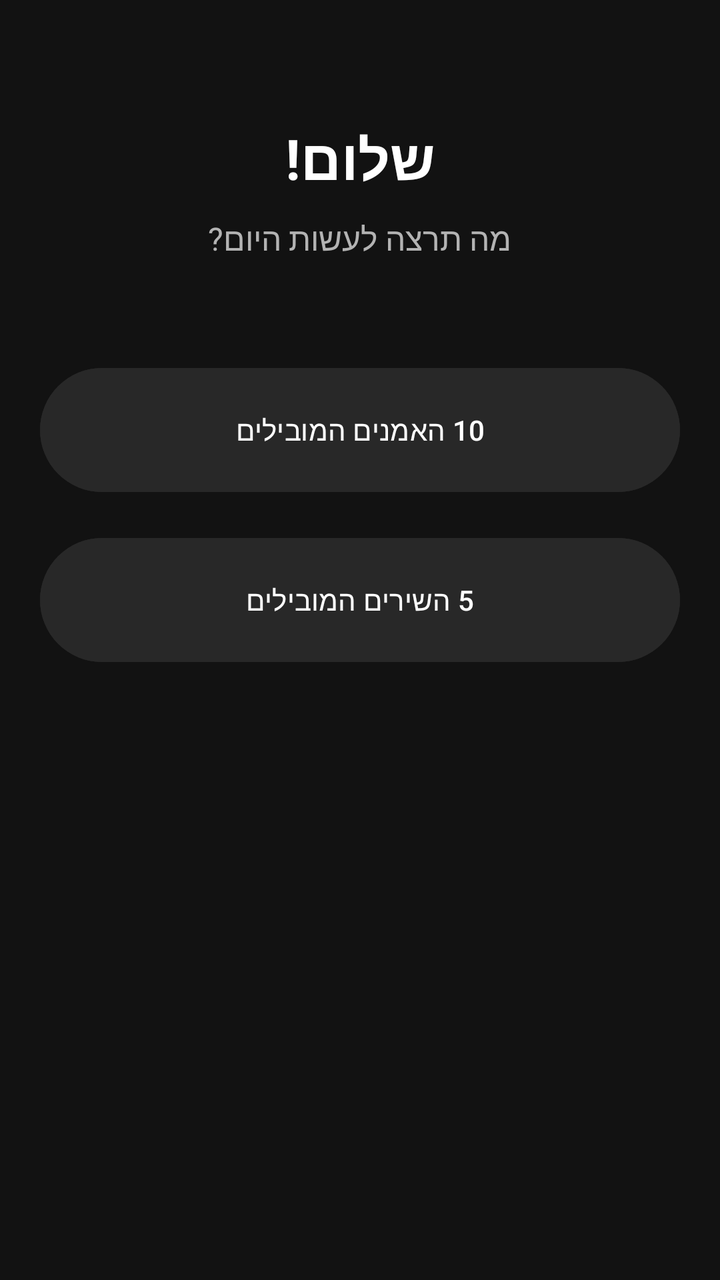
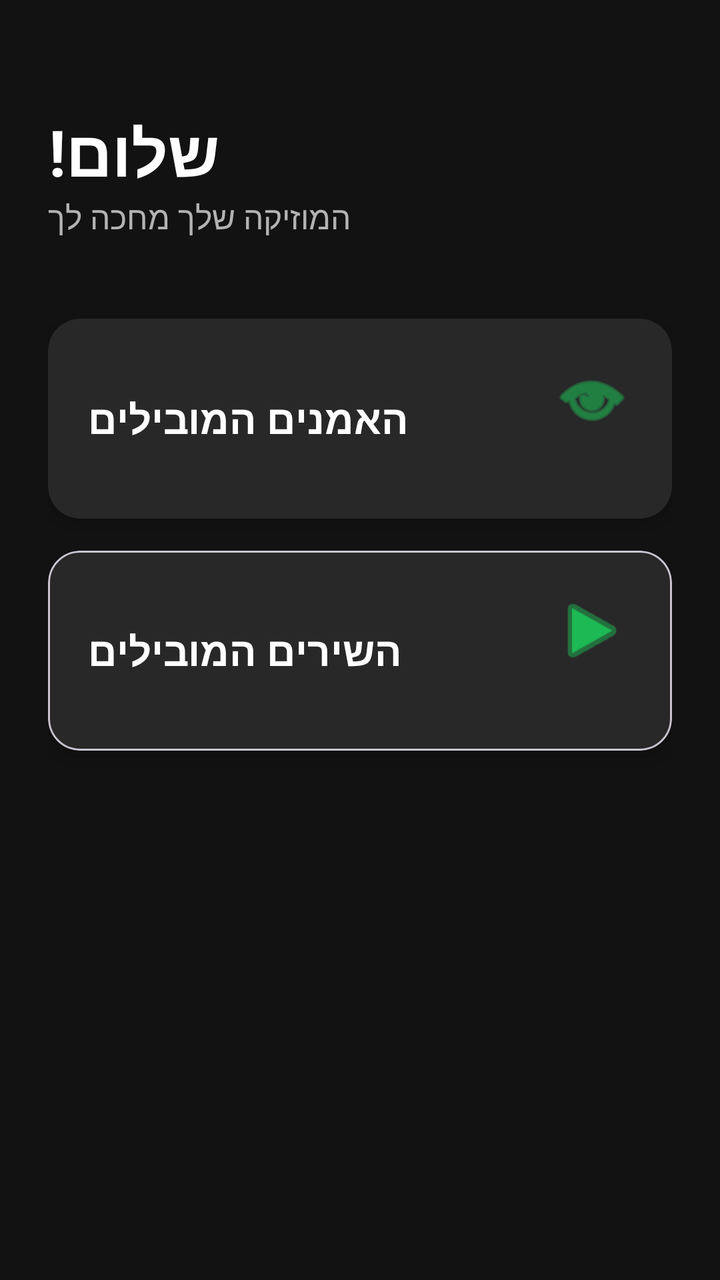

Two renders of the same Android screen: before a commit and after it. Below are the layout's source before the change and the commit's diff.
<!-- AndroidManifest.xml: application theme Theme.Guessify1 -->
<!-- res/layout/activity_home_page.xml -->
<?xml version="1.0" encoding="utf-8"?>
<LinearLayout xmlns:android="http://schemas.android.com/apk/res/android"
    android:layout_width="match_parent"
    android:layout_height="match_parent"
    android:background="#121212"
    android:orientation="vertical"
    android:padding="20dp"
    android:gravity="center_horizontal">

    <TextView
        android:id="@+id/tvWelcome"
        android:layout_width="wrap_content"
        android:layout_height="wrap_content"
        android:layout_marginTop="40dp"
        android:text="שלום!"
        android:textColor="#FFFFFF"
        android:textSize="28sp"
        android:textStyle="bold" />

    <TextView
        android:layout_width="wrap_content"
        android:layout_height="wrap_content"
        android:layout_marginTop="10dp"
        android:text="מה תרצה לעשות היום?"
        android:textColor="#B3B3B3"
        android:textSize="16sp" />

    <LinearLayout
        android:layout_width="match_parent"
        android:layout_height="wrap_content"
        android:orientation="vertical"
        android:layout_marginTop="50dp">

        <Button
            android:id="@+id/btnTopArtists"
            android:layout_width="match_parent"
            android:layout_height="70dp"
            android:text="10 האמנים המובילים"
            android:backgroundTint="#282828"
            android:layout_marginBottom="15dp" />

        <Button
            android:id="@+id/btnTopSongs"
            android:layout_width="match_parent"
            android:layout_height="70dp"
            android:text="5 השירים המובילים"
            android:backgroundTint="#282828"
            android:layout_marginBottom="15dp" />



    </LinearLayout>
</LinearLayout>
<!-- resources referenced by this layout -->
<resources>
  <style name="Theme.Guessify1" parent="Base.Theme.Guessify1" />
  <style name="Base.Theme.Guessify1" parent="Theme.Material3.DayNight.NoActionBar">
          
          
      </style>
</resources>

<!-- the commit's change to res/layout/activity_home_page.xml (unified diff, before → after) -->
@@ -1,53 +1,63 @@
 <?xml version="1.0" encoding="utf-8"?>
 <LinearLayout xmlns:android="http://schemas.android.com/apk/res/android"
+    xmlns:app="http://schemas.android.com/apk/res-auto"
     android:layout_width="match_parent"
     android:layout_height="match_parent"
     android:background="#121212"
     android:orientation="vertical"
-    android:padding="20dp"
-    android:gravity="center_horizontal">
+    android:padding="24dp">
 
     <TextView
         android:id="@+id/tvWelcome"
         android:layout_width="wrap_content"
         android:layout_height="wrap_content"
-        android:layout_marginTop="40dp"
+        android:layout_marginTop="30dp"
         android:text="שלום!"
         android:textColor="#FFFFFF"
-        android:textSize="28sp"
+        android:textSize="32sp"
         android:textStyle="bold" />
 
     <TextView
         android:layout_width="wrap_content"
         android:layout_height="wrap_content"
-        android:layout_marginTop="10dp"
-        android:text="מה תרצה לעשות היום?"
+        android:text="המוזיקה שלך מחכה לך"
         android:textColor="#B3B3B3"
         android:textSize="16sp" />
 
     <LinearLayout
         android:layout_width="match_parent"
         android:layout_height="wrap_content"
-        android:orientation="vertical"
-        android:layout_marginTop="50dp">
+        android:layout_marginTop="40dp"
+        android:orientation="vertical">
 
-        <Button
-            android:id="@+id/btnTopArtists"
+        <com.google.android.material.card.MaterialCardView
+            android:id="@+id/cardTopArtists"
             android:layout_width="match_parent"
-            android:layout_height="70dp"
-            android:text="10 האמנים המובילים"
-            android:backgroundTint="#282828"
-            android:layout_marginBottom="15dp" />
+            android:layout_height="100dp"
+            android:layout_marginBottom="16dp"
+            app:cardBackgroundColor="#282828"
+            app:cardCornerRadius="16dp"
+            app:cardElevation="6dp"
+            app:strokeWidth="0dp">
+            <RelativeLayout android:padding="20dp" android:layout_width="match_parent" android:layout_height="match_parent">
+                <TextView android:layout_width="wrap_content" android:layout_height="wrap_content" android:text="האמנים המובילים" android:textColor="#FFFFFF" android:textSize="20sp" android:textStyle="bold" android:layout_centerVertical="true"/>
+                <ImageView android:layout_width="40dp" android:layout_height="40dp" android:src="@android:drawable/ic_menu_view" android:layout_alignParentEnd="true" app:tint="#1DB954"/>
+            </RelativeLayout>
+        </com.google.android.material.card.MaterialCardView>
 
-        <Button
-            android:id="@+id/btnTopSongs"
+        <com.google.android.material.card.MaterialCardView
+            android:id="@+id/cardTopSongs"
             android:layout_width="match_parent"
-            android:layout_height="70dp"
-            android:text="5 השירים המובילים"
-            android:backgroundTint="#282828"
-            android:layout_marginBottom="15dp" />
-
-
+            android:layout_height="100dp"
+            android:layout_marginBottom="16dp"
+            app:cardBackgroundColor="#282828"
+            app:cardCornerRadius="16dp"
+            app:cardElevation="6dp">
+            <RelativeLayout android:padding="20dp" android:layout_width="match_parent" android:layout_height="match_parent">
+                <TextView android:layout_width="wrap_content" android:layout_height="wrap_content" android:text="השירים המובילים" android:textColor="#FFFFFF" android:textSize="20sp" android:textStyle="bold" android:layout_centerVertical="true"/>
+                <ImageView android:layout_width="40dp" android:layout_height="40dp" android:src="@android:drawable/ic_media_play" android:layout_alignParentEnd="true" app:tint="#1DB954"/>
+            </RelativeLayout>
+        </com.google.android.material.card.MaterialCardView>
 
     </LinearLayout>
 </LinearLayout>
